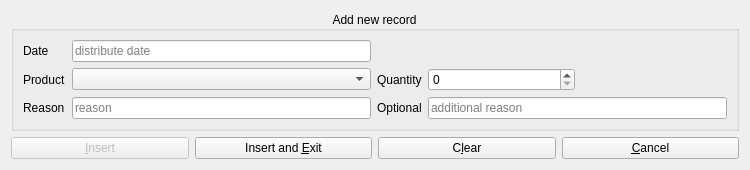
First picture: the form in src/ui/DistributorRecordWidget.ui, repository wnt-zhp/zarlock-cpp, before the edit.
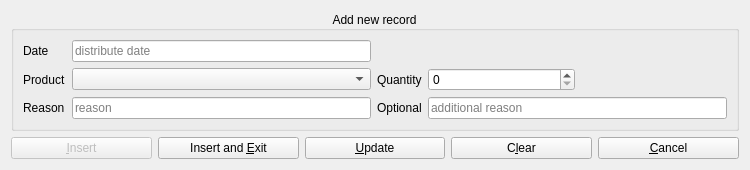
Second picture: the form after the edit. Custom widgets are drawn as their Qt base class.

```diff
--- a/src/ui/DistributorRecordWidget.ui
+++ b/src/ui/DistributorRecordWidget.ui
@@ -119,6 +119,13 @@
        </property>
       </widget>
      </item>
+     <item>
+      <widget class="QPushButton" name="action_update">
+       <property name="text">
+        <string>&amp;Update</string>
+       </property>
+      </widget>
+     </item>
      <item>
       <widget class="QPushButton" name="action_clear">
        <property name="text">
```
